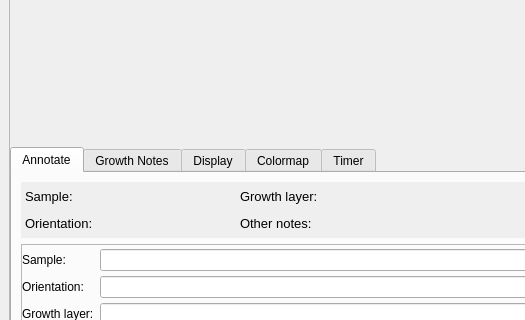
Before: the Qt Designer form FRHEED.ui in ecyoung3/FRHEED, drawn with Qt 5; both pictures show x 0 to 525 and y 405 to 725 of the 1227 by 823 pixel window.
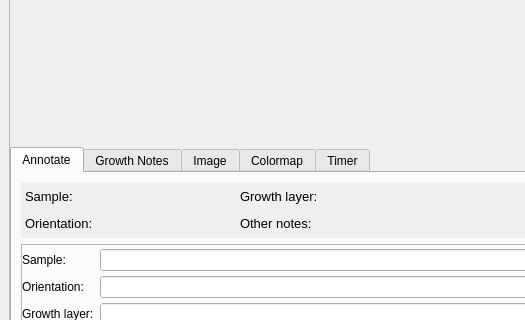
After: the same form once the commit is applied. Icons and pictures are not drawn. Custom widgets are drawn as their Qt base class.

The edit to the form file:
```diff
--- a/FRHEED.ui
+++ b/FRHEED.ui
@@ -293,7 +293,7 @@
          </widget>
          <widget class="QWidget" name="tabImagesettings">
           <attribute name="title">
-           <string>Display</string>
+           <string>Image</string>
           </attribute>
           <layout class="QGridLayout" name="gridLayout_11">
            <item row="1" column="9">
```
Left out of the diff: 2 changed lines with no effect on the pictures.
